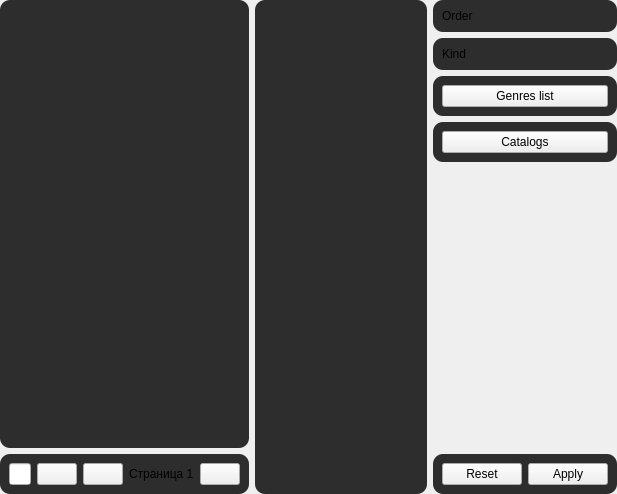
brandonzorn/Nlight, file data/ui/facial.ui: the form before one commit.
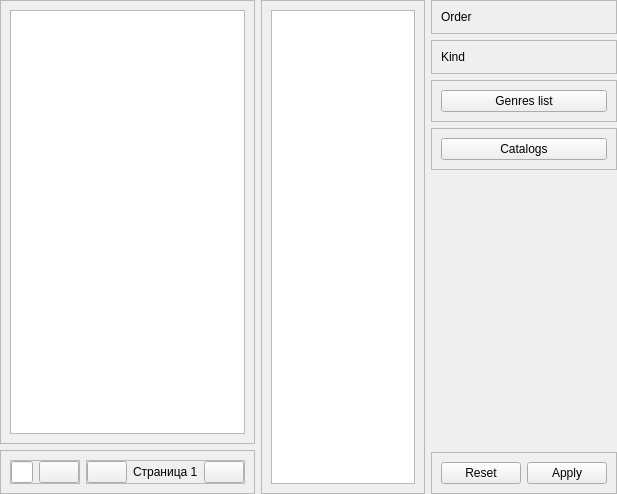
The form after the commit. Icons and pictures are not drawn.

```diff
--- a/data/ui/facial.ui
+++ b/data/ui/facial.ui
@@ -14,10 +14,7 @@
    <string>Form</string>
   </property>
   <property name="styleSheet">
-   <string notr="true">QFrame {
-	border-radius: 10px;
-	background-color: rgb(45, 45, 45);
-}</string>
+   <string notr="true"/>
   </property>
   <property name="locale">
    <locale language="English" country="UnitedStates"/>
@@ -200,9 +197,7 @@
      <item>
       <widget class="QFrame" name="orders_frame">
        <property name="styleSheet">
-        <string notr="true">QAbstractButton {
-	background-color: rgb(45, 45, 45);
-}</string>
+        <string notr="true"/>
        </property>
        <property name="frameShape">
         <enum>QFrame::StyledPanel</enum>
@@ -227,9 +222,7 @@
      <item>
       <widget class="QFrame" name="kinds_frame">
        <property name="styleSheet">
-        <string notr="true">QAbstractButton {
-	background-color: rgb(45, 45, 45);
-}</string>
+        <string notr="true"/>
        </property>
        <property name="frameShape">
         <enum>QFrame::StyledPanel</enum>
```
